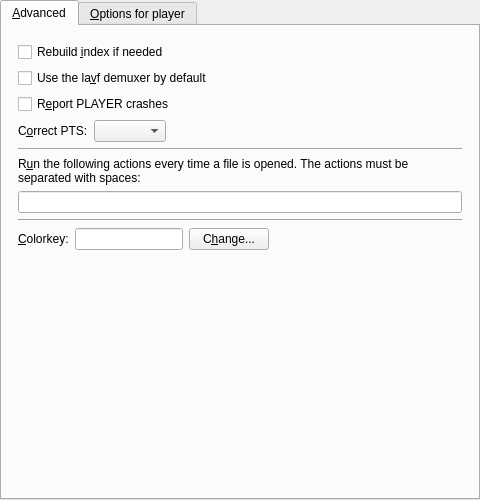
The window that src/gui/pref/advanced.ui (wilbert2000/wzplayer) describes before a commit, drawn with Qt 5.
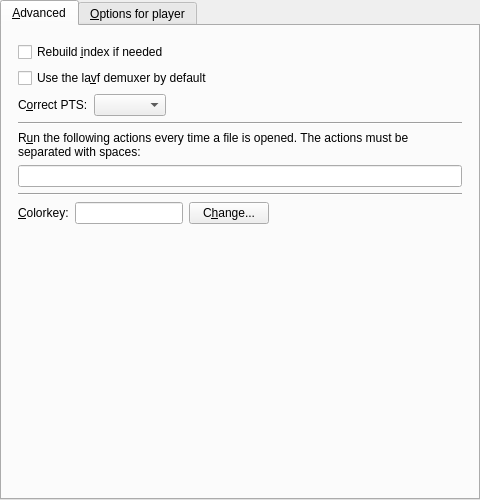
The same window after the commit. Custom widgets are drawn as their Qt base class.

Commit message: Moved option report player crashes from Advanced to General section

Patch:
```diff
--- a/src/gui/pref/advanced.ui
+++ b/src/gui/pref/advanced.ui
@@ -41,13 +41,6 @@
          </property>
         </widget>
        </item>
-       <item>
-        <widget class="QCheckBox" name="mplayer_crashes_check">
-         <property name="text">
-          <string notr="true">R&amp;eport PLAYER crashes</string>
-         </property>
-        </widget>
-       </item>
        <item>
         <layout class="QHBoxLayout">
          <item>
```
Left out of the diff: 1 changed line with no effect on the pictures. The commit also changes 9 other files.
